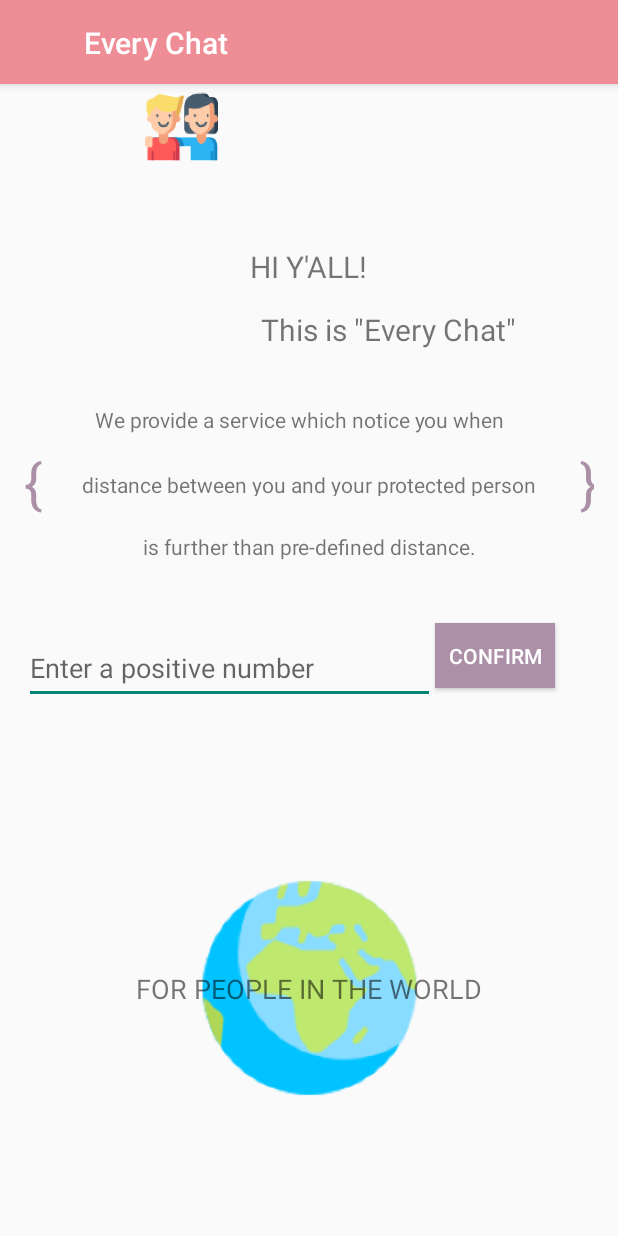
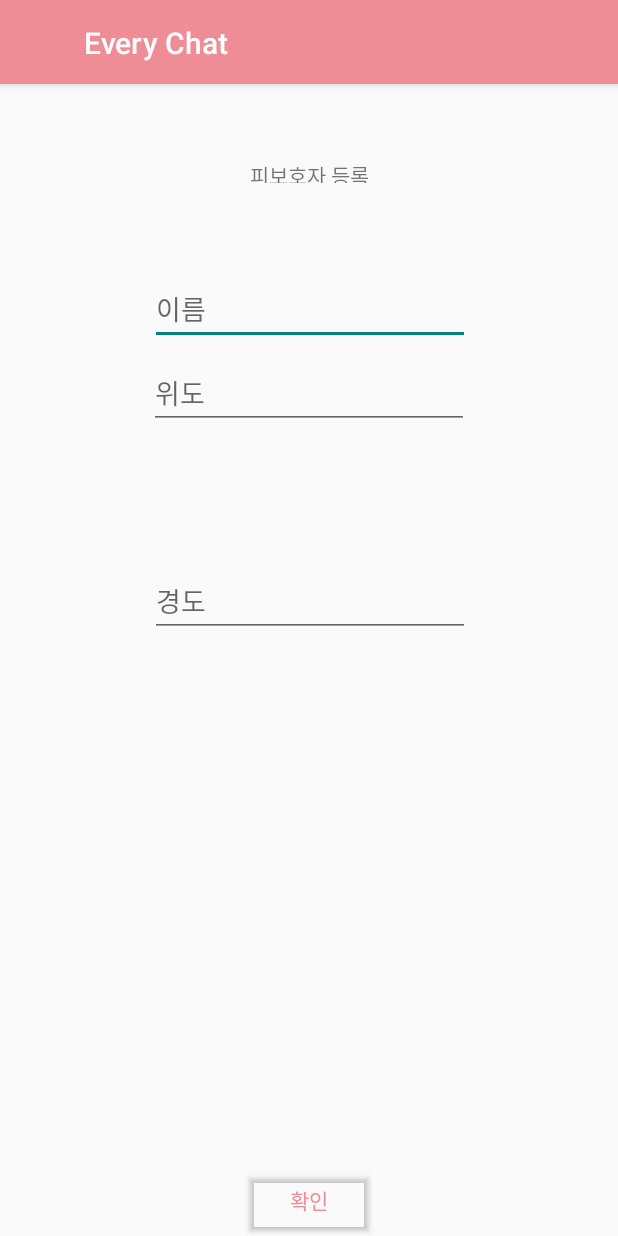
Before and after one commit to HeejoNam/OpenSW, an Android app: the screen it shows after launch once a user with an empty profile is signed in (DistanceActivity before the commit, InfoActivity after it), after a tap on "GO TO CHECK", on a phone screen of 412 x 824 dp. Run offline under Robolectric (Android 15) with nearby library versions, the phone set to English and light mode, and no system bars; our stand-ins replace CircleImageView, Firebase (no records; nobody signed in at launch, a user with empty details on screens opened directly); pictures from the network do not load; 2 statements that could not run were skipped.

Commit message:
ui 추가

```diff
--- a/app/src/main/AndroidManifest.xml
+++ b/app/src/main/AndroidManifest.xml
@@ -39,7 +39,8 @@
             android:value="@string/google_maps_key" />
 
         <activity android:name="io.google.checkout.MapsActivity" />
-        <activity android:name=".DistanceActivity"/>
+        <activity android:name=".DistanceActivity" />
+        <activity android:name=".InfoActivity"></activity>
     </application>
 
 </manifest>
--- a/app/src/main/java/com/google/firebase/codelab/friendlychat/DistanceActivity.java
+++ b/app/src/main/java/com/google/firebase/codelab/friendlychat/DistanceActivity.java
@@ -13,16 +13,28 @@ import io.google.checkout.MapsActivity;
 
 public class DistanceActivity extends AppCompatActivity {
     public static final String DISTANCE = "com.google.firebase.codelab.friendlychat.DISTANCE";
+    public static final String LAT = "com.google.firebase.codelab.friendlychat.LAT";
+    public static final String LONG = "com.google.firebase.codelab.friendlychat.LONG";
+    public static final String NAME = "com.google.firebase.codelab.friendlychat.NAME";
+
 
     EditText distance_button;
     Button button;
     String dist;
     int distance;
+    float p_latitude;
+    float p_longitude;
+    String name;
 
     @Override
     protected void onCreate(Bundle savedInstanceState) {
         super.onCreate(savedInstanceState);
         setContentView(R.layout.activity_dist);
+
+        Intent intent = getIntent();
+        p_latitude = Float.parseFloat(intent.getStringExtra("p_latitude"));
+        p_latitude = Float.parseFloat(intent.getStringExtra("p_longitude"));
+        name =intent.getStringExtra("name");
 
         distance_button=(EditText) findViewById(R.id.editText);
         button = (Button) findViewById(R.id.button3);
@@ -32,6 +44,10 @@ public class DistanceActivity extends AppCompatActivity {
                 Intent intent = new Intent(DistanceActivity.this, MapsActivity.class);
                 dist = distance_button.getText().toString();
                 intent.putExtra(DISTANCE, dist);
+                intent.putExtra(LAT, Float.toString(p_latitude));
+                intent.putExtra(LONG, Float.toString(p_longitude));
+                intent.putExtra(NAME, name);
+
                 startActivity(intent);
             }
         });
--- /dev/null
+++ b/app/src/main/java/com/google/firebase/codelab/friendlychat/InfoActivity.java
@@ -0,0 +1,47 @@
+package com.google.firebase.codelab.friendlychat;
+
+import android.content.Intent;
+import android.support.v7.app.AppCompatActivity;
+import android.os.Bundle;
+import android.view.View;
+import android.widget.Button;
+import android.widget.EditText;
+
+import io.google.checkout.MapsActivity;
+
+public class InfoActivity extends AppCompatActivity {
+
+    EditText name;
+    EditText p_latitude;
+    EditText p_longitude;
+    Button info_button;
+    float platitude;
+    float plongitude;
+    String pname;
+
+    @Override
+    protected void onCreate(Bundle savedInstanceState) {
+        super.onCreate(savedInstanceState);
+        setContentView(R.layout.activity_info);
+        name=(EditText) findViewById(R.id.name);
+        p_latitude  =(EditText) findViewById(R.id.latitude);
+        p_longitude  =(EditText) findViewById(R.id.longitude);
+        info_button = (Button) findViewById(R.id.info_button);
+
+        info_button.setOnClickListener(new View.OnClickListener(){
+            @Override
+            public void onClick(View view) {
+                Intent intent = new Intent(InfoActivity.this, DistanceActivity.class);
+                pname = name.getText().toString();
+                platitude = Float.parseFloat(p_latitude.getText().toString());
+                plongitude = Float.parseFloat(p_longitude.getText().toString());
+
+                intent.putExtra("p_longitude", Float.toString(plongitude));
+                intent.putExtra("p_latitude", Float.toString(platitude));
+                intent.putExtra("name",pname);
+                startActivity(intent);
+            }
+        });
+
+    }
+}
--- a/app/src/main/java/com/google/firebase/codelab/friendlychat/MainActivity.java
+++ b/app/src/main/java/com/google/firebase/codelab/friendlychat/MainActivity.java
@@ -297,7 +297,7 @@ public class MainActivity extends AppCompatActivity
         mapButton.setOnClickListener(new View.OnClickListener(){
             @Override
             public void onClick(View view) {
-                Intent intent = new Intent(MainActivity.this, DistanceActivity.class);
+                Intent intent = new Intent(MainActivity.this, InfoActivity.class);
                 startActivity(intent);
             }
         });
--- a/app/src/main/java/io/google/checkout/MapsActivity.java
+++ b/app/src/main/java/io/google/checkout/MapsActivity.java
@@ -78,18 +78,26 @@ public class MapsActivity extends FragmentActivity implements OnMapReadyCallback
         // Get the Intent that started this activity and extract the string
         Intent intent = getIntent();
         String message = intent.getStringExtra(DistanceActivity.DISTANCE);
+        String message2 = intent.getStringExtra(DistanceActivity.LAT);
+        String message3 = intent.getStringExtra(DistanceActivity.LONG);
+        String message4 = intent.getStringExtra(DistanceActivity.NAME);
+
         final int distance = Integer.parseInt(message);
+        final String name = message4;
+        float p_latitude = Float.parseFloat(message2);
+        float p_longitude = Float.parseFloat(message3);
+
         ward = new Location("point W");
-        ward.setLatitude(37.566433);
-        ward.setLongitude(126.948413);
+        ward.setLatitude(p_latitude);
+        ward.setLongitude(p_longitude);
         between_distance = ward.distanceTo(locationB);
 
         final Button button = (Button) findViewById(R.id.checkout_button);
         button.setOnClickListener(new View.OnClickListener() {
             @Override
             public void onClick(View view) {
-                if (between_distance > distance) {
-                    Toast.makeText(getApplicationContext(), "상대방과 허용 거리 이상으로 멀어졌습니다.",Toast.LENGTH_LONG).show();
+                if (between_distance/1000 > distance) {
+                    Toast.makeText(getApplicationContext(), name+" 님과 허용 거리 이상으로 멀어졌습니다.",Toast.LENGTH_LONG).show();
                     //Toast.makeText(getApplicationContext(), String.valueOf(latitude) + "\t" + String.valueOf(longitude), Toast.LENGTH_LONG).show();
                 }
             }
--- /dev/null
+++ b/app/src/main/res/layout/activity_info.xml
@@ -0,0 +1,81 @@
+<?xml version="1.0" encoding="utf-8"?>
+<android.support.constraint.ConstraintLayout xmlns:android="http://schemas.android.com/apk/res/android"
+    xmlns:app="http://schemas.android.com/apk/res-auto"
+    xmlns:tools="http://schemas.android.com/tools"
+    android:layout_width="match_parent"
+    android:layout_height="match_parent"
+    tools:context=".InfoActivity">
+
+    <TextView
+        android:id="@+id/textView9"
+        android:layout_width="wrap_content"
+        android:layout_height="16dp"
+        android:layout_marginStart="8dp"
+        android:layout_marginTop="50dp"
+        android:layout_marginEnd="8dp"
+        android:text="피보호자 등록"
+        app:layout_constraintEnd_toEndOf="parent"
+        app:layout_constraintStart_toStartOf="parent"
+        app:layout_constraintTop_toTopOf="parent" />
+
+    <EditText
+        android:id="@+id/name"
+        android:layout_width="wrap_content"
+        android:layout_height="wrap_content"
+        android:layout_marginStart="8dp"
+        android:layout_marginTop="60dp"
+        android:layout_marginEnd="8dp"
+        android:ems="10"
+        android:hint="이름"
+        android:inputType="textPersonName"
+        app:layout_constraintEnd_toEndOf="parent"
+        app:layout_constraintHorizontal_bias="0.503"
+        app:layout_constraintStart_toStartOf="parent"
+        app:layout_constraintTop_toBottomOf="@+id/textView9" />
+
+    <Button
+        android:id="@+id/info_button"
+        android:layout_width="wrap_content"
+        android:layout_height="wrap_content"
+        android:layout_marginStart="8dp"
+        android:layout_marginEnd="8dp"
+        android:text="확인"
+        android:textColor="@color/colorPrimary"
+        app:layout_constraintBottom_toBottomOf="parent"
+        app:layout_constraintEnd_toEndOf="parent"
+        app:layout_constraintStart_toStartOf="parent" />
+
+    <EditText
+        android:id="@+id/latitude"
+        android:layout_width="wrap_content"
+        android:layout_height="wrap_content"
+        android:layout_marginStart="8dp"
+        android:layout_marginTop="8dp"
+        android:layout_marginEnd="8dp"
+        android:ems="10"
+        android:hint="위도"
+        android:inputType="numberDecimal"
+        app:layout_constraintEnd_toEndOf="parent"
+        app:layout_constraintStart_toStartOf="parent"
+        app:layout_constraintTop_toBottomOf="@+id/name" />
+
+    <EditText
+        android:id="@+id/longitude"
+        android:layout_width="wrap_content"
+        android:layout_height="wrap_content"
+        android:layout_marginStart="8dp"
+        android:layout_marginTop="8dp"
+        android:layout_marginEnd="8dp"
+        android:layout_marginBottom="8dp"
+        android:ems="10"
+        android:hint="경도"
+        android:inputType="numberDecimal"
+        app:layout_constraintBottom_toTopOf="@+id/info_button"
+        app:layout_constraintEnd_toEndOf="parent"
+        app:layout_constraintHorizontal_bias="0.503"
+        app:layout_constraintStart_toStartOf="parent"
+        app:layout_constraintTop_toBottomOf="@+id/latitude"
+        app:layout_constraintVertical_bias="0.194" />
+" />
+
+</android.support.constraint.ConstraintLayout>
```
